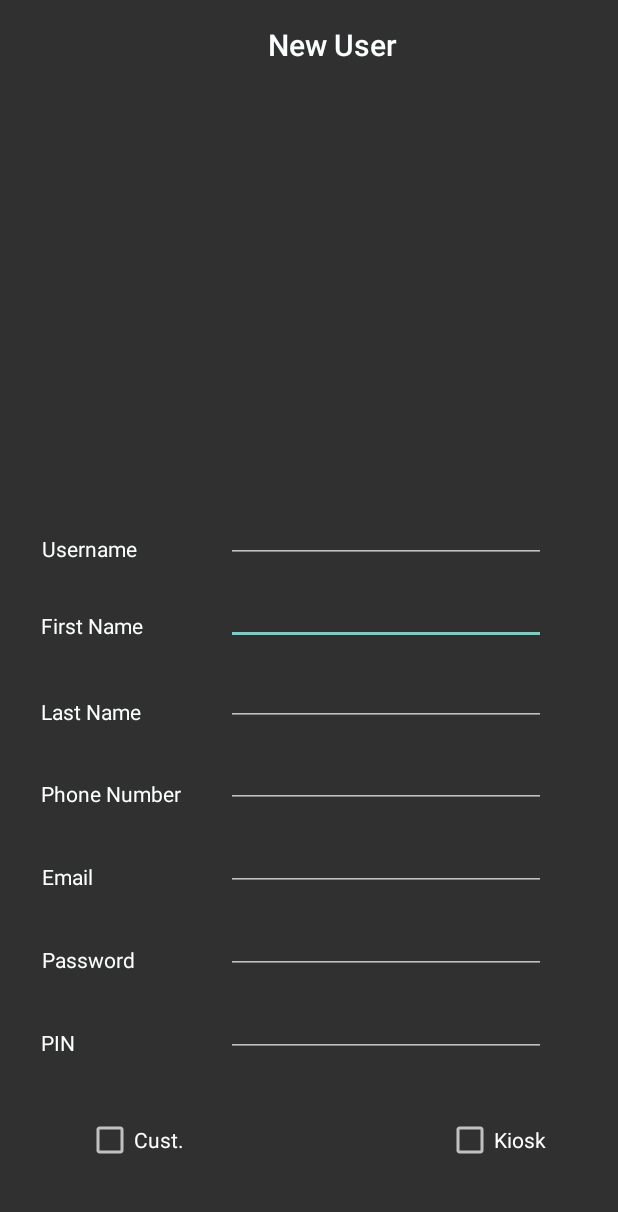
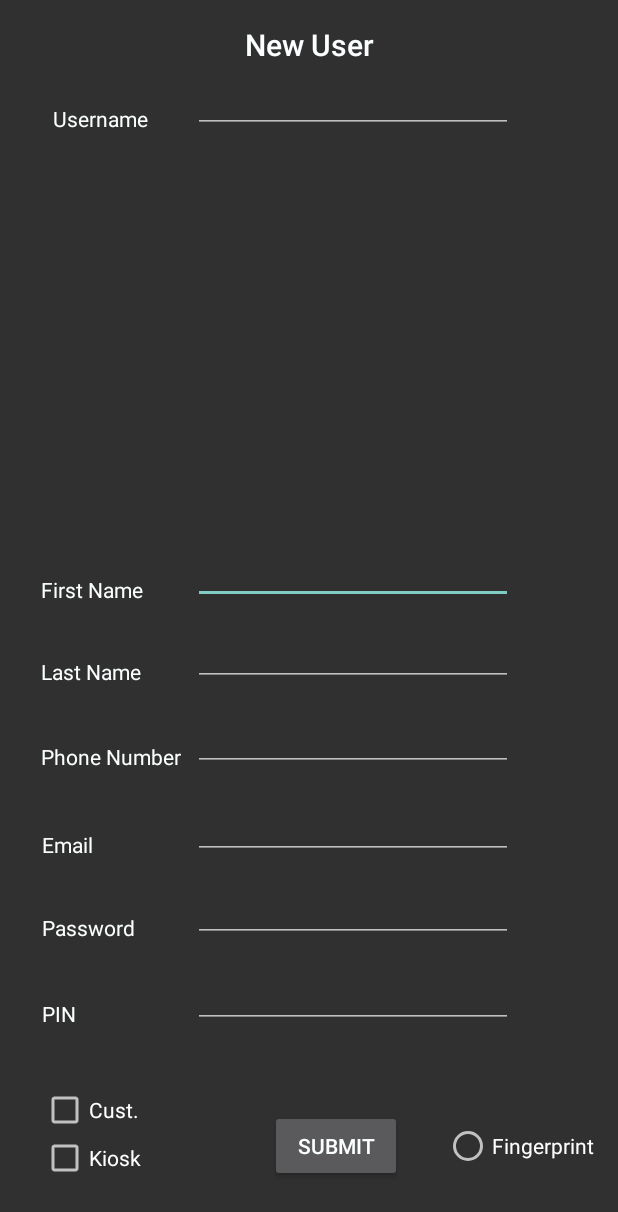
Before and after one commit to Nicholas-Guerra/TAP, an Android app: the layout dialog_fragment_newuser_request.xml on its own in the app's theme, with its tools: preview values and no code run, on a phone screen of 412 x 824 dp. Shown: the top 1212 px of the screen. Run offline under Robolectric (Android 15) with nearby library versions, the phone set to English and light mode, and no system bars.

Commit message:
Updated New User Request

```diff
--- a/app/src/main/res/layout/dialog_fragment_newuser_request.xml
+++ b/app/src/main/res/layout/dialog_fragment_newuser_request.xml
@@ -10,27 +10,23 @@
         android:id="@+id/New_FirstEdit"
         android:layout_width="wrap_content"
         android:layout_height="wrap_content"
-        android:layout_marginEnd="48dp"
         android:ems="10"
         android:inputType="textPersonName"
-        app:layout_constraintBottom_toTopOf="@+id/New_FirstText"
-        app:layout_constraintEnd_toEndOf="parent"
-        app:layout_constraintStart_toEndOf="@+id/New_FirstText"
-        app:layout_constraintTop_toTopOf="@+id/New_FirstText" />
+        app:layout_constraintBottom_toBottomOf="@+id/New_FirstText"
+        app:layout_constraintStart_toEndOf="@+id/New_UserText" />
 
     <TextView
         android:id="@+id/New_FirstText"
         android:layout_width="0dp"
         android:layout_height="wrap_content"
-        android:layout_marginBottom="12dp"
-        android:layout_marginStart="27dp"
+        android:layout_marginBottom="9dp"
         android:ems="10"
         android:inputType="textPersonName"
         android:text="First Name"
         android:textAppearance="@style/TextAppearance.AppCompat.Small"
         app:layout_constraintBottom_toTopOf="@+id/New_LastEdit"
         app:layout_constraintEnd_toStartOf="@+id/New_FirstEdit"
-        app:layout_constraintStart_toStartOf="parent" />
+        app:layout_constraintStart_toStartOf="@+id/New_LastName" />
 
     <CheckBox
         android:id="@+id/user_kiosk2"
@@ -38,11 +34,9 @@
         android:layout_height="wrap_content"
         android:layout_alignParentBottom="true"
         android:layout_alignStart="@+id/user_text"
-        android:layout_marginBottom="48dp"
-        android:layout_marginEnd="48dp"
         android:text="Kiosk"
-        app:layout_constraintBottom_toBottomOf="parent"
-        app:layout_constraintEnd_toEndOf="parent" />
+        app:layout_constraintStart_toStartOf="@+id/user_cust"
+        app:layout_constraintTop_toBottomOf="@+id/user_cust" />
 
     <CheckBox
         android:id="@+id/user_cust"
@@ -50,34 +44,37 @@
         android:layout_height="wrap_content"
         android:layout_alignParentBottom="true"
         android:layout_alignStart="@+id/user_text"
-        android:layout_marginBottom="48dp"
-        android:layout_marginStart="57dp"
+        android:layout_marginBottom="68dp"
+        android:layout_marginStart="27dp"
+        android:layout_marginTop="58dp"
         android:text="Cust."
         app:layout_constraintBottom_toBottomOf="parent"
-        app:layout_constraintStart_toStartOf="parent" />
+        app:layout_constraintStart_toStartOf="parent"
+        app:layout_constraintTop_toTopOf="@+id/New_PinText" />
 
     <TextView
         android:id="@+id/Title"
         android:layout_width="wrap_content"
         android:layout_height="wrap_content"
-        android:layout_marginStart="28dp"
         android:layout_marginTop="16dp"
         android:text="New User"
         android:textAppearance="@style/TextAppearance.AppCompat.Title"
-        app:layout_constraintStart_toStartOf="@+id/New_UserEdit"
+        app:layout_constraintEnd_toEndOf="parent"
+        app:layout_constraintStart_toStartOf="parent"
         app:layout_constraintTop_toTopOf="parent" />
 
     <TextView
         android:id="@+id/New_UserText"
-        android:layout_width="0dp"
+        android:layout_width="93dp"
         android:layout_height="wrap_content"
-        android:layout_marginBottom="9dp"
+        android:layout_marginEnd="28dp"
+        android:layout_marginStart="28dp"
         android:ems="10"
         android:text="Username"
         android:textAppearance="@style/TextAppearance.AppCompat.Small"
-        app:layout_constraintBottom_toTopOf="@+id/New_FirstEdit"
-        app:layout_constraintEnd_toEndOf="@+id/New_PassText"
-        app:layout_constraintStart_toStartOf="@+id/New_EmailText" />
+        app:layout_constraintBottom_toBottomOf="@+id/New_UserEdit"
+        app:layout_constraintEnd_toStartOf="@+id/Title"
+        app:layout_constraintStart_toStartOf="parent" />
 
     <EditText
         android:id="@+id/New_UserEdit"
@@ -85,86 +82,78 @@
         android:layout_height="wrap_content"
         android:ems="10"
         android:inputType="textPersonName"
-        app:layout_constraintBottom_toBottomOf="@+id/New_UserText"
-        app:layout_constraintStart_toStartOf="@+id/New_FirstEdit" />
+        app:layout_constraintStart_toEndOf="@+id/New_UserText"
+        app:layout_constraintTop_toBottomOf="@+id/Title" />
 
     <TextView
         android:id="@+id/New_PhoneText"
         android:layout_width="0dp"
         android:layout_height="wrap_content"
-        android:layout_marginBottom="10dp"
-        android:layout_marginStart="27dp"
+        android:layout_marginBottom="13dp"
         android:ems="10"
         android:inputType="textPersonName"
         android:text="Phone Number"
         android:textAppearance="@style/TextAppearance.AppCompat.Small"
         app:layout_constraintBottom_toTopOf="@+id/New_EditEmail"
         app:layout_constraintEnd_toStartOf="@+id/New_PhoneEdit"
-        app:layout_constraintStart_toStartOf="parent" />
+        app:layout_constraintStart_toStartOf="@+id/user_cust" />
 
     <TextView
         android:id="@+id/New_LastName"
         android:layout_width="0dp"
         android:layout_height="wrap_content"
-        android:layout_marginBottom="9dp"
-        android:layout_marginStart="27dp"
+        android:layout_marginBottom="11dp"
         android:ems="10"
         android:inputType="textPersonName"
         android:text="Last Name"
         android:textAppearance="@style/TextAppearance.AppCompat.Small"
         app:layout_constraintBottom_toTopOf="@+id/New_PhoneEdit"
         app:layout_constraintEnd_toStartOf="@+id/New_LastEdit"
-        app:layout_constraintStart_toStartOf="parent" />
+        app:layout_constraintStart_toStartOf="@+id/New_PhoneText" />
 
     <EditText
         android:id="@+id/New_PhoneEdit"
         android:layout_width="wrap_content"
         android:layout_height="wrap_content"
-        android:layout_marginEnd="48dp"
         android:ems="10"
         android:inputType="number"
         app:layout_constraintBottom_toBottomOf="@+id/New_PhoneText"
-        app:layout_constraintEnd_toEndOf="parent"
-        app:layout_constraintStart_toEndOf="@+id/New_PhoneText" />
+        app:layout_constraintStart_toStartOf="@+id/New_LastEdit" />
 
     <TextView
         android:id="@+id/New_EmailText"
         android:layout_width="0dp"
         android:layout_height="wrap_content"
         android:layout_marginBottom="10dp"
-        android:layout_marginStart="28dp"
         android:ems="10"
         android:inputType="textPersonName"
         android:text="Email"
         android:textAppearance="@style/TextAppearance.AppCompat.Small"
         app:layout_constraintBottom_toTopOf="@+id/New_PassEdit"
         app:layout_constraintEnd_toStartOf="@+id/New_EditEmail"
-        app:layout_constraintStart_toStartOf="parent" />
+        app:layout_constraintStart_toStartOf="@+id/New_PassText" />
 
     <EditText
         android:id="@+id/New_EditEmail"
         android:layout_width="wrap_content"
         android:layout_height="wrap_content"
-        android:layout_marginEnd="48dp"
         android:ems="10"
         android:inputType="textEmailAddress"
         app:layout_constraintBottom_toBottomOf="@+id/New_EmailText"
-        app:layout_constraintEnd_toEndOf="parent"
-        app:layout_constraintStart_toEndOf="@+id/New_EmailText" />
+        app:layout_constraintStart_toEndOf="@+id/New_PhoneText" />
 
     <TextView
         android:id="@+id/New_PassText"
         android:layout_width="0dp"
         android:layout_height="wrap_content"
-        android:layout_marginBottom="10dp"
-        android:layout_marginStart="28dp"
+        android:layout_marginBottom="196dp"
         android:ems="10"
         android:inputType="textPersonName"
         android:text="Password"
         android:textAppearance="@style/TextAppearance.AppCompat.Small"
-        app:layout_constraintBottom_toTopOf="@+id/New_PinEdit"
+        app:layout_constraintBottom_toBottomOf="parent"
         app:layout_constraintEnd_toStartOf="@+id/New_PassEdit"
-        app:layout_constraintStart_toStartOf="parent" />
+        app:layout_constraintStart_toStartOf="@+id/New_PinText" />
 
     <EditText
         android:id="@+id/New_PassEdit"
@@ -173,42 +162,58 @@
         android:ems="10"
         android:inputType="textPassword"
         app:layout_constraintBottom_toBottomOf="@+id/New_PassText"
-        app:layout_constraintStart_toEndOf="@+id/New_EmailText" />
+        app:layout_constraintStart_toStartOf="@+id/New_EditEmail" />
 
     <TextView
         android:id="@+id/New_PinText"
         android:layout_width="0dp"
         android:layout_height="wrap_content"
-        android:layout_marginBottom="39dp"
-        android:layout_marginStart="27dp"
+        android:layout_marginEnd="26dp"
+        android:layout_marginStart="28dp"
+        android:layout_marginTop="38dp"
         android:ems="10"
         android:inputType="textPersonName"
         android:text="PIN"
         android:textAppearance="@style/TextAppearance.AppCompat.Small"
-        app:layout_constraintBottom_toTopOf="@+id/user_cust"
-        app:layout_constraintEnd_toStartOf="@+id/New_PinEdit"
-        app:layout_constraintStart_toStartOf="parent" />
+        app:layout_constraintEnd_toStartOf="@+id/buttons"
+        app:layout_constraintStart_toStartOf="parent"
+        app:layout_constraintTop_toBottomOf="@+id/New_PassText" />
 
     <EditText
         android:id="@+id/New_PinEdit"
         android:layout_width="wrap_content"
         android:layout_height="wrap_content"
-        android:layout_marginEnd="48dp"
         android:ems="10"
         android:inputType="numberPassword"
         app:layout_constraintBottom_toBottomOf="@+id/New_PinText"
-        app:layout_constraintEnd_toEndOf="parent"
-        app:layout_constraintStart_toEndOf="@+id/New_PinText" />
+        app:layout_constraintStart_toEndOf="@+id/New_PassText" />
 
     <EditText
         android:id="@+id/New_LastEdit"
         android:layout_width="wrap_content"
         android:layout_height="wrap_content"
-        android:layout_marginEnd="48dp"
         android:ems="10"
         android:inputType="textPersonName"
         app:layout_constraintBottom_toBottomOf="@+id/New_LastName"
-        app:layout_constraintEnd_toEndOf="parent"
-        app:layout_constraintStart_toEndOf="@+id/New_LastName" />
+        app:layout_constraintStart_toStartOf="@+id/New_FirstEdit" />
+
+    <RadioButton
+        android:id="@+id/Fingerprint"
+        android:layout_width="wrap_content"
+        android:layout_height="wrap_content"
+        android:layout_marginBottom="44dp"
+        android:layout_marginEnd="16dp"
+        android:text="Fingerprint"
+        app:layout_constraintBottom_toBottomOf="parent"
+        app:layout_constraintEnd_toEndOf="parent" />
+
+    <Button
+        android:id="@+id/Submit"
+        android:layout_width="wrap_content"
+        android:layout_height="wrap_content"
+        android:layout_marginEnd="28dp"
+        android:text="Submit"
+        app:layout_constraintBaseline_toBaselineOf="@+id/Fingerprint"
+        app:layout_constraintEnd_toStartOf="@+id/Fingerprint" />
 
 </android.support.constraint.ConstraintLayout>
```
